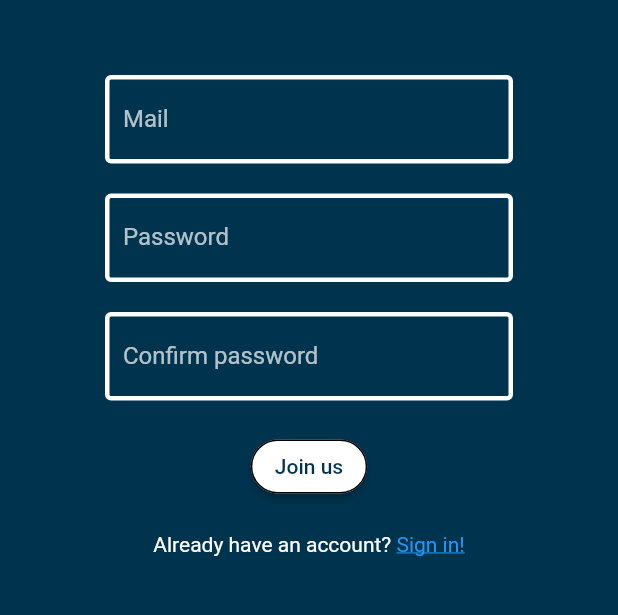
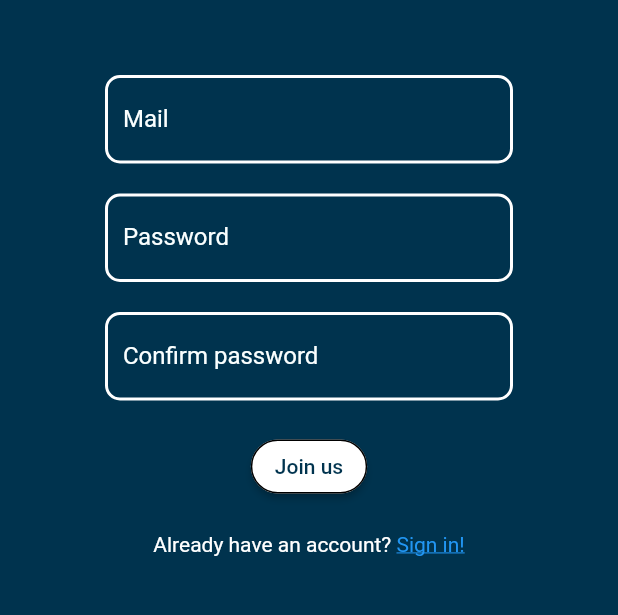
Before and after one commit to mikolajkrzyminski/runningApp, a Flutter app: the screen it shows after launch, after a tap on "Use app with account", after a tap on "Create account", on a phone screen of 412 x 824 dp, the part 273-888 px from its top. Run offline on Flutter 3.47's test engine with Material 2 defaults, Android fonts, the phone set to English and light mode, and no system bars; our stand-ins replace charts_flutter, flutter_datetime_picker, flutter_map, flutter_secure_storage, flutter_switch, geolocator and 5 more; accounts and stored records are empty.

Commit message:
SPI-36 edycja UI i niwużywanego kodu

```diff
--- a/szewa/lib/pages/registry/choose_account.dart
+++ b/szewa/lib/pages/registry/choose_account.dart
@@ -1,7 +1,5 @@
 import 'package:flutter/cupertino.dart';
 import 'package:flutter/material.dart';
-import 'package:shared_preferences/shared_preferences.dart';
-import 'package:szewa/constants.dart';
 import 'package:szewa/pages/navigation.dart';
 
 class ChooseAccount extends StatefulWidget{
@@ -31,7 +29,8 @@ class _ChooseAccountState  extends State<ChooseAccount>{
   }
   @override
   Widget build(BuildContext context) {
-    return Scaffold(
+    return SafeArea(
+      child: Scaffold(
         backgroundColor: Color(0xFF00334E),
         body: Column(
           children: [
@@ -156,6 +155,7 @@ class _ChooseAccountState  extends State<ChooseAccount>{
             ),
           ],
         ),
+      ),
     );
   }
 }
--- a/szewa/lib/pages/registry/register_page.dart
+++ b/szewa/lib/pages/registry/register_page.dart
@@ -1,11 +1,8 @@
-import 'dart:convert';
 import 'package:flutter/cupertino.dart';
 import 'package:flutter/gestures.dart';
 import 'package:flutter/material.dart';
-import 'package:http/http.dart' as http;
 import 'package:szewa/managers/connection_manager.dart';
 import 'package:szewa/managers/db_manager.dart';
-import 'package:szewa/models/run_model.dart';
 import '../navigation.dart';
 
 class RegisterPage extends StatefulWidget{
@@ -31,7 +28,8 @@ class _RegisterPageState  extends State<RegisterPage>{
 
   @override
   Widget build(BuildContext context) {
-    return Scaffold(
+    return SafeArea(
+      child: Scaffold(
         backgroundColor: Color(0xFF00334E),
         body: Form(
           key: _formKey,
@@ -116,11 +114,13 @@ class _RegisterPageState  extends State<RegisterPage>{
                       if (_formKey.currentState.validate()) {
                         // If the form is valid, display a snackbar. In the real world,
                         // you'd often call a server or save the information in a database.
-                      _connection.createUser(_password, _email).then((responseRegister) async {
+                        _connection.createUser(_password, _email).then((responseRegister) {
                           if (responseRegister.statusCode == 200) {
                             /*ScaffoldMessenger.of(context)
                                 .showSnackBar(SnackBar(content: Text('Account has been created!'), backgroundColor: Colors.green, duration: Duration(seconds: 3),));*/
-                          if (await _connection.authorizeUser(_password, _email)) {
+                            _connection.authorizeUser(_password, _email).then((responseAuthorize) {
+                              if (responseAuthorize.statusCode == 200) {
+                                _connection.setResponse(responseAuthorize);
                                 DbManager().getRuns().then((runs) {
                                   if(runs.isNotEmpty) {
                                     runs.forEach((element) {
@@ -135,6 +135,7 @@ class _RegisterPageState  extends State<RegisterPage>{
                                 ScaffoldMessenger.of(context)
                                     .showSnackBar(SnackBar(content: Text('Try again later'), backgroundColor: Colors.red,));
                               }
+                            });
                           } else {
                             ScaffoldMessenger.of(context)
                                 .showSnackBar(SnackBar(content: Text('E-mail is in use'), backgroundColor: Colors.red,));
@@ -168,6 +169,7 @@ class _RegisterPageState  extends State<RegisterPage>{
             ),
           ),
         ),
+      ),
     );
   }
 
@@ -185,29 +187,24 @@ class _RegisterPageState  extends State<RegisterPage>{
 
   InputDecoration getFieldDecorator(String labelText) {
     return InputDecoration(
+      enabledBorder: OutlineInputBorder(
+        borderRadius: BorderRadius.circular(10),
+        borderSide: BorderSide(color: Color(0xFFFFFFFF), width: 2),
+      ),
+      focusedBorder: OutlineInputBorder(
+        borderRadius: BorderRadius.circular(10),
+        borderSide: BorderSide(color: Color(0xFFFFFFFF), width: 2),
+      ),
+      errorBorder: OutlineInputBorder(
+        borderRadius: BorderRadius.circular(10),
+        borderSide: BorderSide(color: Colors.red, width: 2),
+      ),
+      focusedErrorBorder: OutlineInputBorder(
+        borderRadius: BorderRadius.circular(10),
+        borderSide: BorderSide(color: Colors.red, width: 2),
+      ),
       labelStyle: TextStyle(
-          color: Colors.white70,
-      ),
-      hintStyle: TextStyle(
-          color: Colors.white
-      ),
-      border: OutlineInputBorder(
-        borderSide: BorderSide(
-          width: 3,
-          color: Colors.white,
-        ),
-      ),
-      enabledBorder: OutlineInputBorder(
-        borderSide: BorderSide(
-          width: 3,
-          color: Colors.white,
-        ),
-      ),
-      disabledBorder: OutlineInputBorder(
-        borderSide: BorderSide(
-          width: 3,
-          color: Colors.white,
-        ),
+        color: Color(0xFFFAFFFF),
       ),
       labelText: labelText,
     );
```
Also changed, not shown: szewa/lib/pages/registry/login_page.dart (+43 -42 lines), szewa/lib/pages/training_page.dart (+8 -11 lines). Lines whose indentation alone changed are shown as unchanged.
